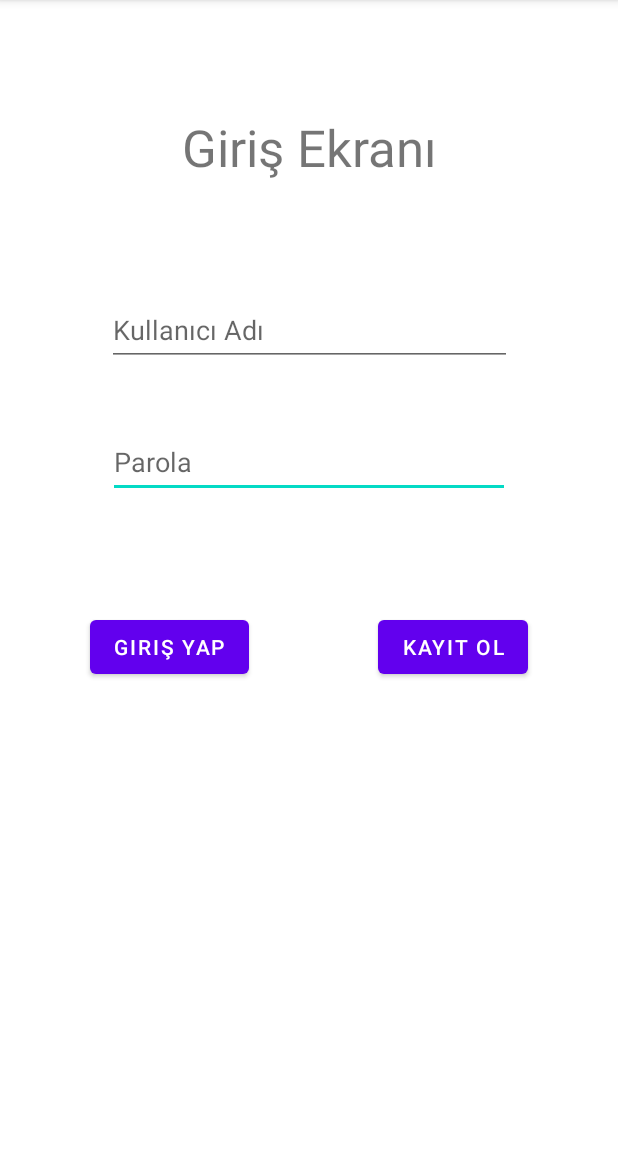
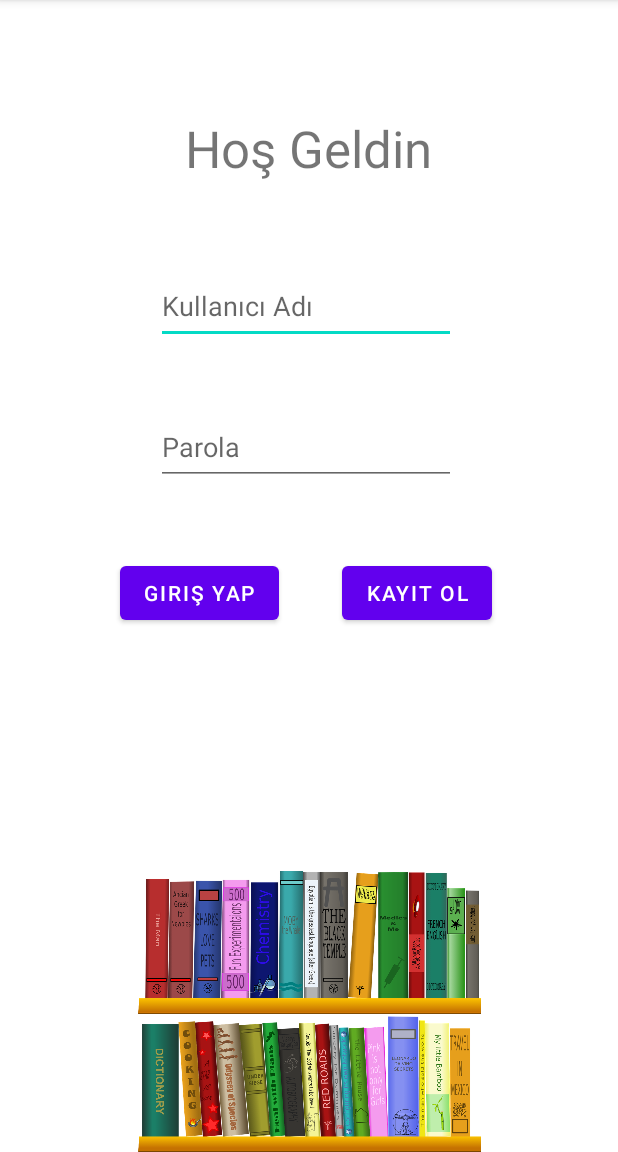
Before and after one commit to MBerkanGr/The-World-Of-My-Books, an Android app: the screen it shows after launch (MainActivity), on a phone screen of 412 x 824 dp, the part 84-1236 px from its top. Run offline under Robolectric (Android 15) with nearby library versions, the phone set to English and light mode, and no system bars.

Commit message:
Add pictures and set views

```diff
--- a/TheWorldOfMyBooks/app/src/main/AndroidManifest.xml
+++ b/TheWorldOfMyBooks/app/src/main/AndroidManifest.xml
@@ -9,9 +9,6 @@
         android:roundIcon="@mipmap/ic_launcher_round"
         android:supportsRtl="true"
         android:theme="@style/Theme.TheWorldOfMyBooks">
-        <activity
-            android:name=".StatisticsActivity"
-            android:exported="false" />
         <activity
             android:name=".TargetBooksActivity"
             android:exported="false" />
--- a/TheWorldOfMyBooks/app/src/main/java/com/mehmetberkan/theworldofmybooks/AddBookActivity.java
+++ b/TheWorldOfMyBooks/app/src/main/java/com/mehmetberkan/theworldofmybooks/AddBookActivity.java
@@ -43,7 +43,7 @@ public class AddBookActivity extends AppCompatActivity {
                     Toast.makeText(getApplicationContext(),"Boş Kısımlar var!",Toast.LENGTH_SHORT).show();
                 }else {
                     if(switchOwned.isChecked() == false && switchRead.isChecked() == true) {
-                        Toast.makeText(getApplicationContext(),"Satın alınmadan kitap okundu bilgisi eklenemez!",Toast.LENGTH_LONG).show();
+                        Toast.makeText(getApplicationContext(),"Satın alınmadan kitap okundu bilgisi eklenemez!",Toast.LENGTH_SHORT).show();
                     }else {
                         String name = editTextName.getText().toString();
                         String author = editTextAuthor.getText().toString();
--- a/TheWorldOfMyBooks/app/src/main/java/com/mehmetberkan/theworldofmybooks/AnaEkranActivity.java
+++ b/TheWorldOfMyBooks/app/src/main/java/com/mehmetberkan/theworldofmybooks/AnaEkranActivity.java
@@ -51,7 +51,7 @@ public class AnaEkranActivity extends AppCompatActivity {
             arrayAdapter.notifyDataSetChanged();
         }
         else {
-            Toast.makeText(getApplicationContext(),"Hiç bir kitap yok",Toast.LENGTH_LONG).show();
+            Toast.makeText(getApplicationContext(),"Hiç bir kitap yok",Toast.LENGTH_SHORT).show();
         }
 
         buttonAddBook.setOnClickListener(new View.OnClickListener() {
@@ -98,10 +98,9 @@ public class AnaEkranActivity extends AppCompatActivity {
             @Override
             public void onItemClick(AdapterView<?> adapterView, View view, int i, long l) {
                 selectedItem = adapterView.getItemAtPosition(i).toString();
-                selectedItemId = Integer.valueOf(selectedItem.charAt(4)+"");
+                selectedItemId = Integer.valueOf(selectedItem.substring(4,7).trim());
             }
         });
-
     }
 
     @Override
--- a/TheWorldOfMyBooks/app/src/main/java/com/mehmetberkan/theworldofmybooks/TargetBooksActivity.java
+++ b/TheWorldOfMyBooks/app/src/main/java/com/mehmetberkan/theworldofmybooks/TargetBooksActivity.java
@@ -47,7 +47,7 @@ public class TargetBooksActivity extends AppCompatActivity {
             listViewTarget.setAdapter(arrayAdapter);
             arrayAdapter.notifyDataSetChanged();
         }else {
-            Toast.makeText(getApplicationContext(),"Almadığınız kitap yok",Toast.LENGTH_LONG).show();
+            Toast.makeText(getApplicationContext(),"Almadığınız kitap yok",Toast.LENGTH_SHORT).show();
         }
 
         buttonAnaEkran.setOnClickListener(new View.OnClickListener() {
@@ -87,7 +87,7 @@ public class TargetBooksActivity extends AppCompatActivity {
             @Override
             public void onItemClick(AdapterView<?> adapterView, View view, int i, long l) {
                 selectedItem = adapterView.getItemAtPosition(i).toString();
-                selectedItemId = Integer.valueOf(selectedItem.charAt(4)+"");
+                selectedItemId = Integer.valueOf(selectedItem.substring(4,7)+"");
             }
         });
     }
--- a/TheWorldOfMyBooks/app/src/main/res/layout/activity_main.xml
+++ b/TheWorldOfMyBooks/app/src/main/res/layout/activity_main.xml
@@ -8,58 +8,72 @@
 
     <TextView
         android:id="@+id/textView"
-        android:layout_width="wrap_content"
-        android:layout_height="wrap_content"
-        android:layout_marginTop="75dp"
-        android:text="Giriş Ekranı"
+        style="@android:style/Widget.Material.Light.TextView"
+        android:layout_width="364dp"
+        android:layout_height="47dp"
+        android:layout_marginTop="76dp"
+        android:text="Hoş Geldin"
         android:textAlignment="center"
         android:textSize="34sp"
         app:layout_constraintEnd_toEndOf="parent"
+        app:layout_constraintHorizontal_bias="0.482"
         app:layout_constraintStart_toStartOf="parent"
         app:layout_constraintTop_toTopOf="parent" />
 
-    <EditText
-        android:id="@+id/editTextPassword"
-        android:layout_width="268dp"
-        android:layout_height="48dp"
-        android:layout_marginTop="40dp"
-        android:ems="10"
-        android:hint="Parola"
-        android:inputType="numberPassword"
-        app:layout_constraintEnd_toEndOf="parent"
+    <Button
+        android:id="@+id/buttonLogin"
+        android:layout_width="wrap_content"
+        android:layout_height="wrap_content"
+        android:layout_marginStart="80dp"
+        android:layout_marginTop="48dp"
+        android:text="Giriş Yap"
         app:layout_constraintStart_toStartOf="parent"
-        app:layout_constraintTop_toBottomOf="@+id/editTextUsername" />
-
-    <EditText
-        android:id="@+id/editTextUsername"
-        android:layout_width="270dp"
-        android:layout_height="48dp"
-        android:layout_marginTop="75dp"
-        android:ems="10"
-        android:hint="Kullanıcı Adı"
-        android:inputType="textPersonName"
-        app:layout_constraintEnd_toEndOf="parent"
-        app:layout_constraintStart_toStartOf="parent"
-        app:layout_constraintTop_toBottomOf="@+id/textView" />
+        app:layout_constraintTop_toBottomOf="@+id/editTextPassword" />
 
     <Button
         android:id="@+id/buttonSignup"
         android:layout_width="wrap_content"
         android:layout_height="wrap_content"
-        android:layout_marginTop="75dp"
-        android:layout_marginEnd="60dp"
+        android:layout_marginTop="48dp"
+        android:layout_marginEnd="84dp"
         android:text="Kayıt Ol"
         app:layout_constraintEnd_toEndOf="parent"
         app:layout_constraintTop_toBottomOf="@+id/editTextPassword" />
 
-    <Button
-        android:id="@+id/buttonLogin"
-        android:layout_width="wrap_content"
-        android:layout_height="wrap_content"
-        android:layout_marginStart="60dp"
-        android:layout_marginTop="75dp"
-        android:text="Giriş Yap"
+    <EditText
+        android:id="@+id/editTextUsername"
+        android:layout_width="200dp"
+        android:layout_height="50dp"
+        android:layout_marginTop="56dp"
+        android:ems="10"
+        android:hint="Kullanıcı Adı"
+        android:inputType="textPersonName"
+        app:layout_constraintEnd_toEndOf="parent"
+        app:layout_constraintHorizontal_bias="0.492"
         app:layout_constraintStart_toStartOf="parent"
-        app:layout_constraintTop_toBottomOf="@+id/editTextPassword" />
+        app:layout_constraintTop_toBottomOf="@+id/textView" />
+
+    <EditText
+        android:id="@+id/editTextPassword"
+        android:layout_width="200dp"
+        android:layout_height="50dp"
+        android:layout_marginTop="44dp"
+        android:ems="10"
+        android:hint="Parola"
+        android:inputType="numberPassword"
+        app:layout_constraintEnd_toEndOf="parent"
+        app:layout_constraintHorizontal_bias="0.492"
+        app:layout_constraintStart_toStartOf="parent"
+        app:layout_constraintTop_toBottomOf="@+id/editTextUsername" />
+
+    <ImageView
+        android:id="@+id/imageViewMain"
+        android:layout_width="299dp"
+        android:layout_height="187dp"
+        app:layout_constraintBottom_toBottomOf="parent"
+        app:layout_constraintEnd_toEndOf="parent"
+        app:layout_constraintStart_toStartOf="parent"
+        app:srcCompat="@drawable/books" />
+
 
 </androidx.constraintlayout.widget.ConstraintLayout>
```
Also changed, not shown: TheWorldOfMyBooks/app/src/main/res/layout/activity_add_book.xml (+20 -0 lines), TheWorldOfMyBooks/app/src/main/res/layout/activity_ana_ekran.xml (+6 -7 lines), TheWorldOfMyBooks/app/src/main/res/layout/activity_signup.xml (+16 -0 lines), TheWorldOfMyBooks/app/src/main/res/layout/activity_target_books.xml (+6 -4 lines), TheWorldOfMyBooks/app/src/main/res/layout/activity_update_book.xml (+10 -0 lines), TheWorldOfMyBooks/app/src/main/java/com/mehmetberkan/theworldofmybooks/SignupActivity.java (line endings or trailing spaces), TheWorldOfMyBooks/app/src/main/res/drawable/board.png (added), TheWorldOfMyBooks/app/src/main/res/drawable/bookadd.png (added), TheWorldOfMyBooks/app/src/main/res/drawable/books.png (added), TheWorldOfMyBooks/app/src/main/res/drawable/homebook.png (added), TheWorldOfMyBooks/app/src/main/res/drawable/key.png (added), TheWorldOfMyBooks/app/src/main/res/drawable/update.png (added).
